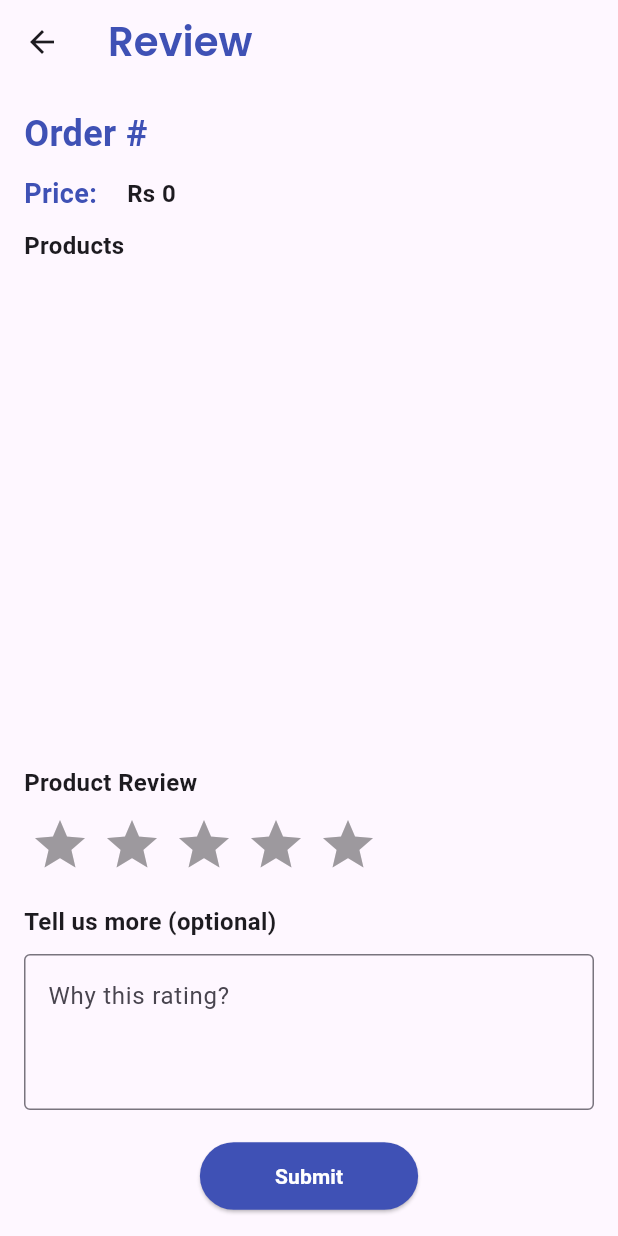
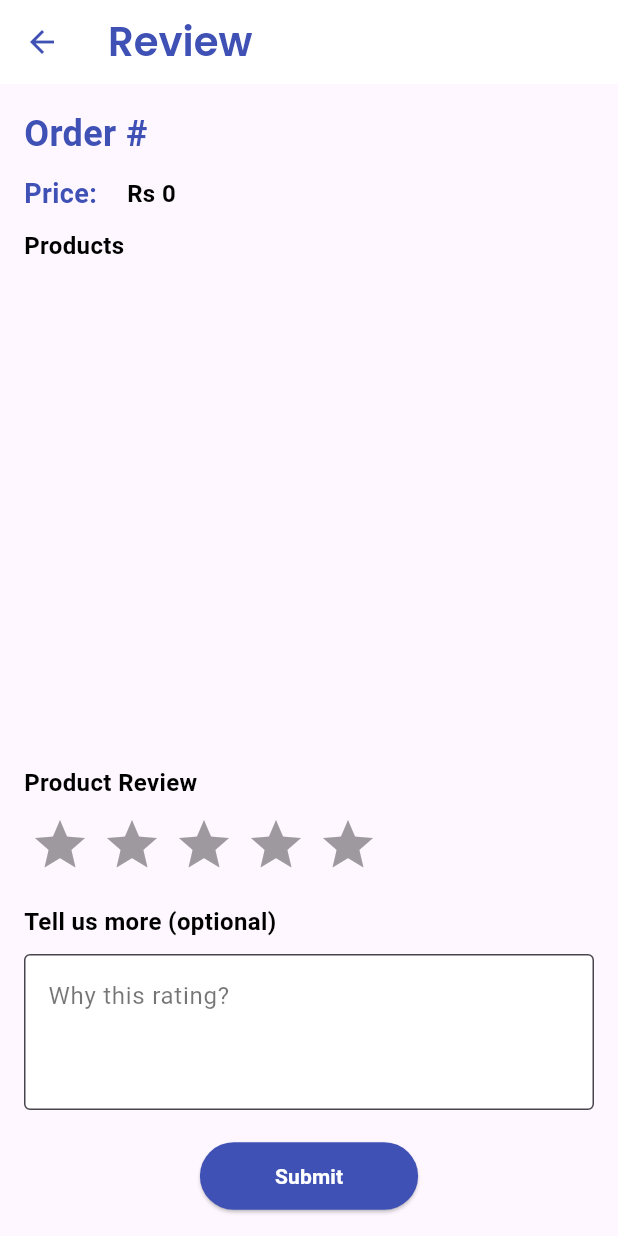
Before and after one commit to obaidullah72/ecommerce_new_app, a Flutter app: the ReviewPage screen opened directly with empty values, on a phone screen of 412 x 824 dp. Run offline on Flutter 3.47's test engine with Material 3 defaults, Android fonts, the phone set to English and light mode, and no system bars; drawn by our look-alikes of flutter_rating_bar; our stand-ins replace badges, cloud_firestore, connectivity_plus, firebase_auth, firebase_core, firebase_storage and 8 more; accounts and stored records are empty; statements that could not run were skipped; project files that could hold a hidden picture were left out.

Commit message:
Update write_review_screen.dart

```diff
--- a/lib/screens/extrascreen/write_review_screen.dart
+++ b/lib/screens/extrascreen/write_review_screen.dart
@@ -5,9 +5,8 @@ import 'package:google_fonts/google_fonts.dart';
 import 'package:cloud_firestore/cloud_firestore.dart';
 
 class ReviewPage extends StatefulWidget {
-  final Map<String, dynamic> order; // Order details with orderId
+  final Map<String, dynamic> order;
 
-  // Constructor to accept order details
   ReviewPage({required this.order});
 
   @override
@@ -15,35 +14,27 @@ class ReviewPage extends StatefulWidget {
 }
 
 class _ReviewPageState extends State<ReviewPage> {
-  double _rating = 0.0; // Store the rating
+  double _rating = 0.0;
   final TextEditingController _commentController = TextEditingController();
   final FirebaseFirestore _firestore = FirebaseFirestore.instance;
 
-  // **Step 1: Check if the order is already reviewed**
   @override
   void initState() {
     super.initState();
-    print('Received order: ${widget.order}'); // Debugging the received order
     if (widget.order['isReviewed'] == true) {
-      // If already reviewed, notify the user and navigate back
       WidgetsBinding.instance.addPostFrameCallback((_) {
         ScaffoldMessenger.of(context).showSnackBar(
           const SnackBar(content: Text('This order has already been reviewed.')),
         );
-        Navigator.pop(context); // Go back
+        Navigator.pop(context);
       });
     }
   }
 
-  // **Step 2: Submit the review**
   Future<void> _submitReview() async {
     try {
       String comment = _commentController.text;
-      final orderId = widget.order['orderId'];  // Check this value
-
-      // Log the orderId to ensure it's not null
-      print('Updating order with ID: $orderId');
-
+      final orderId = widget.order['orderId'];
       final reviewData = {
         'orderId' : widget.order['orderId'],
         'orderNumber': widget.order['orderNumber'],
@@ -54,10 +45,7 @@ class _ReviewPageState extends State<ReviewPage> {
         'timestamp': FieldValue.serverTimestamp(),
       };
 
-      // Add review to 'reviews' collection
       await _firestore.collection('reviews').add(reviewData);
-
-      // Update the 'isReviewed' field
       await _firestore.collection('orders').doc(orderId).update({
         'isReviewed': true,
       });
@@ -65,9 +53,8 @@ class _ReviewPageState extends State<ReviewPage> {
       ScaffoldMessenger.of(context).showSnackBar(
         const SnackBar(content: Text('Review submitted successfully!')),
       );
-      Navigator.pop(context);  // Go back after submission
+      Navigator.pop(context);
     } catch (e) {
-      print('Error: $e');  // Log the error for debugging
       ScaffoldMessenger.of(context).showSnackBar(
         const SnackBar(content: Text('Failed to submit review. Please try again.')),
       );
@@ -80,73 +67,72 @@ class _ReviewPageState extends State<ReviewPage> {
     super.dispose();
   }
 
-
-
-  // **Step 6: Build the UI**
   @override
   Widget build(BuildContext context) {
     Size size = MediaQuery.of(context).size;
     final List<dynamic>? products = widget.order['products'];
+    final isDark = Theme.of(context).brightness == Brightness.dark;
+    final textColor = isDark ? Colors.white : Colors.black;
 
     return Scaffold(
       appBar: AppBar(
         title: Text(
           'Review',
           style: GoogleFonts.poppins(
-            color: Colors.indigo,
+            color: isDark ? Colors.white : Colors.indigo,
             fontSize: size.width * 0.065,
             fontWeight: FontWeight.w600,
           ),
         ),
+        backgroundColor: isDark ? Colors.black : Colors.white,
+        iconTheme: IconThemeData(color: isDark ? Colors.white : Colors.indigo),
       ),
       body: Padding(
         padding: const EdgeInsets.all(16.0),
         child: Column(
           crossAxisAlignment: CrossAxisAlignment.start,
           children: [
-            // Order details
             Row(
               children: [
-                const Text(
+                Text(
                   'Order #',
                   style: TextStyle(
                     fontSize: 24.0,
-                    color: Colors.indigo,
+                    color: isDark ? Colors.indigoAccent : Colors.indigo,
                     fontWeight: FontWeight.bold,
                   ),
                 ),
                 const Gap(20),
                 Text(
                   "${widget.order['orderNumber']}",
-                  style: const TextStyle(fontSize: 18.0, fontWeight: FontWeight.bold),
+                  style: TextStyle(fontSize: 18.0, fontWeight: FontWeight.bold, color: textColor),
                 ),
               ],
             ),
             const Gap(10),
             Row(
               children: [
-                const Text(
+                Text(
                   'Price:',
                   style: TextStyle(
                     fontSize: 18.0,
-                    color: Colors.indigo,
+                    color: isDark ? Colors.indigoAccent : Colors.indigo,
                     fontWeight: FontWeight.bold,
                   ),
                 ),
                 const Gap(20),
                 Text(
                   'Rs ${widget.order['total']}',
-                  style: const TextStyle(fontSize: 16.0, fontWeight: FontWeight.bold),
+                  style: TextStyle(fontSize: 16.0, fontWeight: FontWeight.bold, color: textColor),
                 ),
               ],
             ),
             const Gap(10),
-            const Text(
+            Text(
               'Products',
-              style: TextStyle(fontSize: 16.0, fontWeight: FontWeight.bold),
+              style: TextStyle(fontSize: 16.0, fontWeight: FontWeight.bold, color: textColor),
             ),
             const Gap(10),
-            // List of products
             Expanded(
               child: products != null
                   ? ListView.builder(
@@ -164,18 +150,18 @@ class _ReviewPageState extends State<ReviewPage> {
                     price: price,
                     imageUrl: imageUrl,
                     size: size,
+                    isDark: isDark,
                   );
                 },
               )
-                  : const Center(child: Text('No products available')),
+                  : Center(child: Text('No products available', style: TextStyle(color: textColor))),
             ),
             const Gap(10),
-            const Text(
+            Text(
               'Product Review',
-              style: TextStyle(fontSize: 16.0, fontWeight: FontWeight.bold),
+              style: TextStyle(fontSize: 16.0, fontWeight: FontWeight.bold, color: textColor),
             ),
             const Gap(10),
-            // Rating bar
             RatingBar.builder(
               initialRating: 0,
               minRating: 1,
@@ -194,17 +180,21 @@ class _ReviewPageState extends State<ReviewPage> {
               },
             ),
             const SizedBox(height: 20),
-            const Text(
+            Text(
               'Tell us more (optional)',
-              style: TextStyle(fontSize: 16.0, fontWeight: FontWeight.bold),
+              style: TextStyle(fontSize: 16.0, fontWeight: FontWeight.bold, color: textColor),
             ),
             const SizedBox(height: 10),
             TextField(
               controller: _commentController,
-              decoration: const InputDecoration(
+              decoration: InputDecoration(
                 hintText: 'Why this rating?',
-                border: OutlineInputBorder(),
+                hintStyle: TextStyle(color: isDark ? Colors.grey : Colors.black54),
+                border: const OutlineInputBorder(),
+                filled: true,
+                fillColor: isDark ? Colors.grey[900] : Colors.white,
               ),
+              style: TextStyle(color: textColor),
               maxLines: 3,
             ),
             const SizedBox(height: 20),
@@ -212,9 +202,10 @@ class _ReviewPageState extends State<ReviewPage> {
               child: ElevatedButton(
                 style: ElevatedButton.styleFrom(
                   padding: const EdgeInsets.symmetric(horizontal: 50, vertical: 12.5),
-                  backgroundColor: Colors.indigo,
+                  backgroundColor:  isDark ? Colors.indigoAccent : Colors.indigo,
+
                 ),
-                onPressed: _submitReview, // Submit review on button press
+                onPressed: _submitReview,
                 child: const Text(
                   'Submit',
                   style: TextStyle(
@@ -231,15 +222,16 @@ class _ReviewPageState extends State<ReviewPage> {
     );
   }
 
-  // Product card widget
   Widget _buildProductCard({
     required Map<String, dynamic> product,
     required int quantity,
     required double price,
     required String imageUrl,
     required Size size,
+    required bool isDark,
   }) {
     return Card(
+      color: isDark ? Colors.grey[850] : Colors.white,
       margin: EdgeInsets.only(bottom: size.height * 0.01),
       elevation: 2,
       shape: RoundedRectangleBorder(borderRadius: BorderRadius.circular(10)),
@@ -271,6 +263,7 @@ class _ReviewPageState extends State<ReviewPage> {
                     style: GoogleFonts.poppins(
                       fontSize: size.width * 0.045,
                       fontWeight: FontWeight.w500,
+                      color: isDark ? Colors.white : Colors.black,
                     ),
                   ),
                   const SizedBox(height: 5),
@@ -279,6 +272,7 @@ class _ReviewPageState extends State<ReviewPage> {
                     style: GoogleFonts.poppins(
                       fontSize: size.width * 0.045,
                       fontWeight: FontWeight.w400,
+                      color: isDark ? Colors.grey[300] : Colors.black,
                     ),
                   ),
                   Text(
@@ -286,6 +280,7 @@ class _ReviewPageState extends State<ReviewPage> {
                     style: GoogleFonts.poppins(
                       fontSize: size.width * 0.045,
                       fontWeight: FontWeight.w500,
+                      color: isDark ? Colors.white : Colors.black,
                     ),
                   ),
                 ],
```
